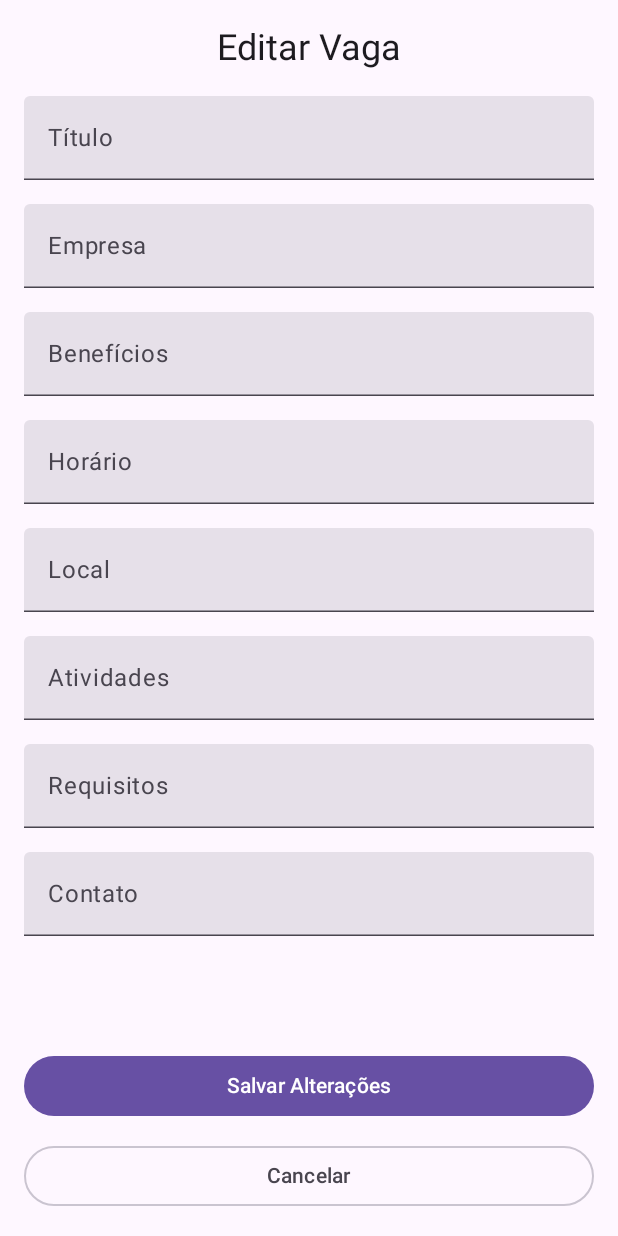
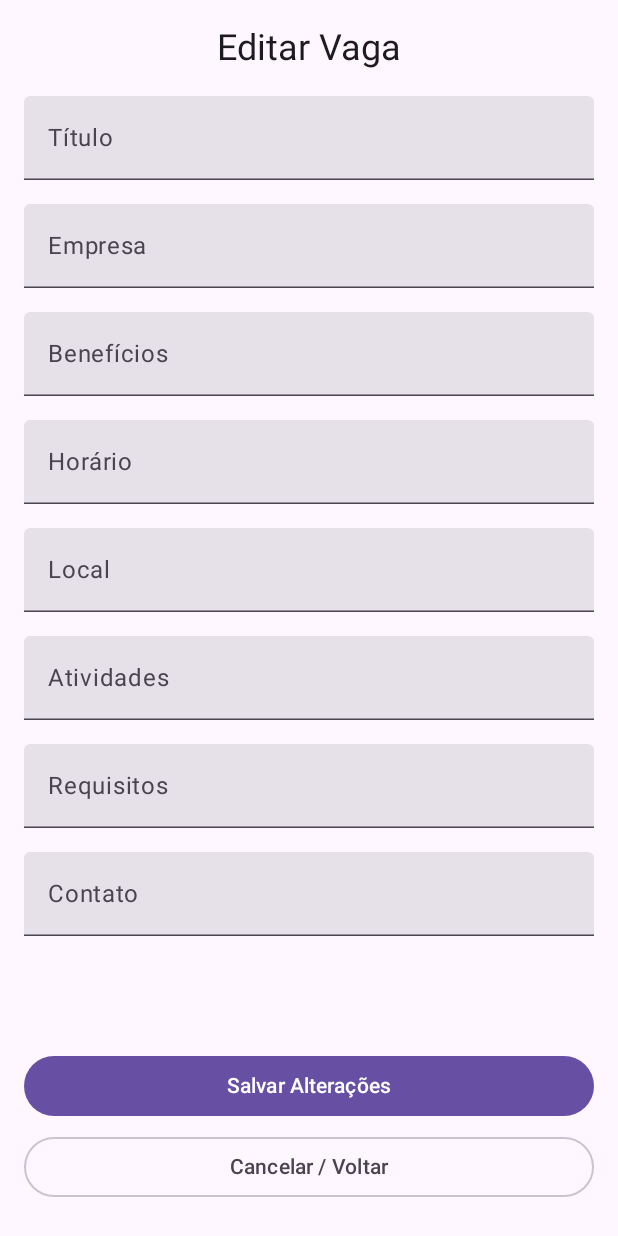
Before and after one commit to VictorUrich/App_ConectaVagas, an Android app built with Jetpack Compose: the @Preview function EditVagaScreenPreview, on a phone screen of 412 x 824 dp. Run offline under Robolectric (Android 15) with nearby library versions, the phone set to English and light mode, and no system bars; our stand-ins replace Firebase (no records; nobody signed in at launch, a user with empty details on screens opened directly).

Commit message:
Melhoria na interface da tela de edição das vagas

```diff
--- a/app/src/main/java/com/example/conectavagas/ui/screen/EditScreen.kt
+++ b/app/src/main/java/com/example/conectavagas/ui/screen/EditScreen.kt
@@ -168,7 +168,7 @@ fun EditScreen(
                 Text("Salvar Alterações")
             }
 
-            Spacer(modifier = Modifier.height(12.dp))
+            Spacer(modifier = Modifier.height(6.dp))
 
             OutlinedButton(
                 onClick = {
@@ -176,8 +176,12 @@ fun EditScreen(
                 },
                 modifier = Modifier.fillMaxWidth()
             ) {
-                Text("Cancelar")
+                Text("Cancelar / Voltar")
             }
+
+            Spacer(modifier = Modifier.height(6.dp))
+
+
         }
     }
 }
```
